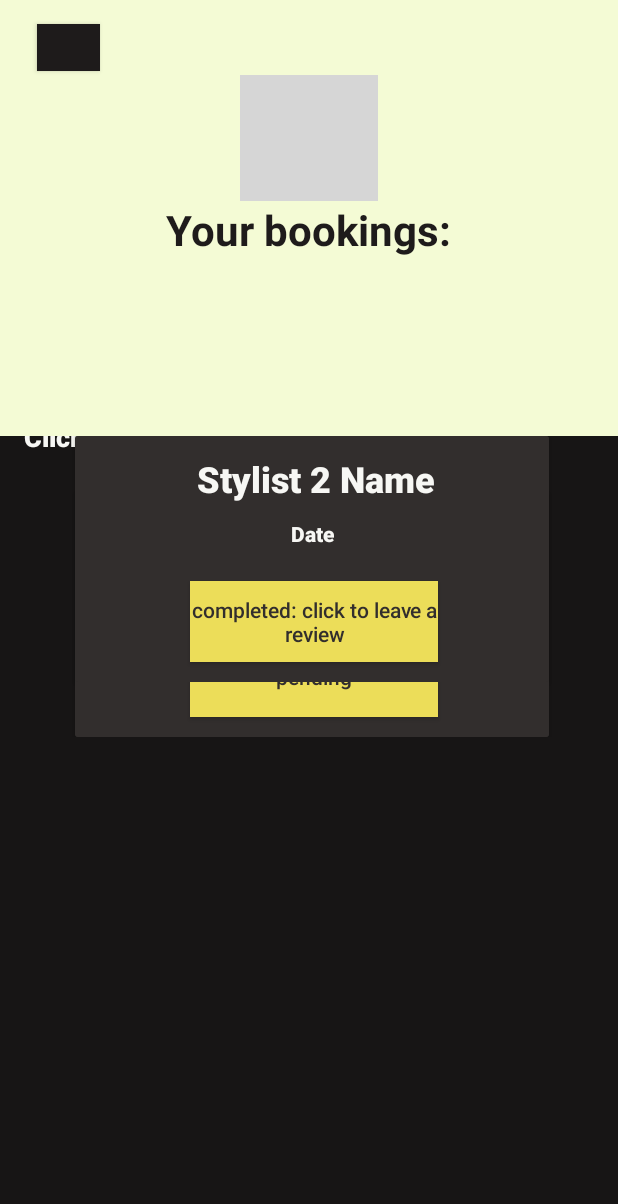
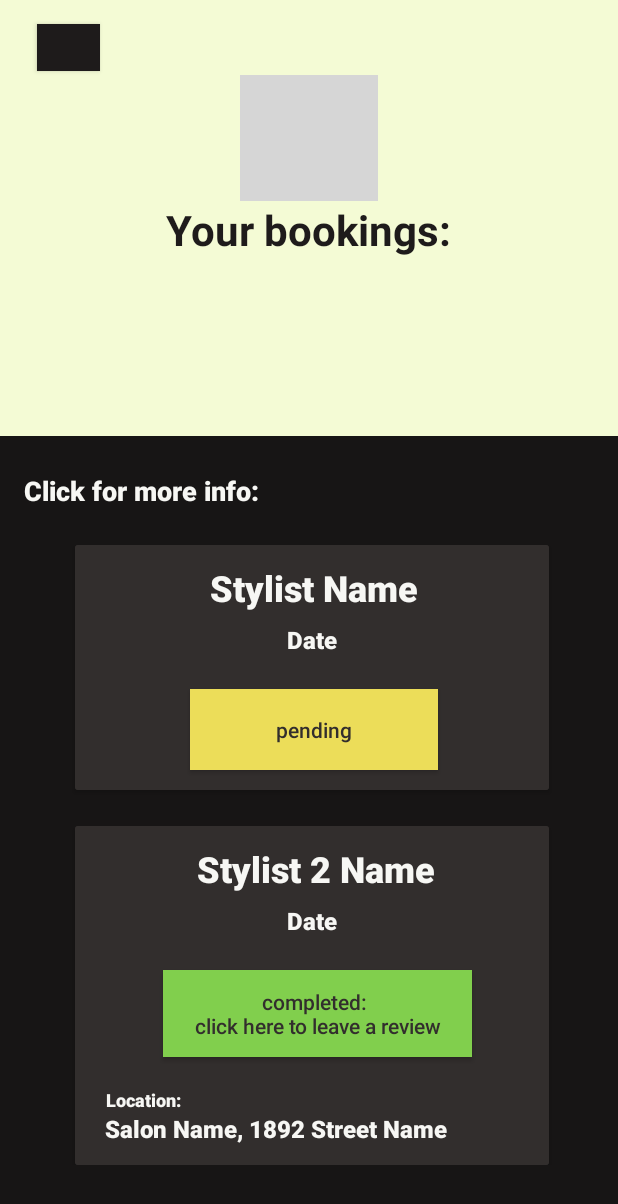
Before and after one commit to talithavanlith/SalonOn, an Android app: the layout activity_bookings.xml on its own in the app's theme, with its tools: preview values and no code run, on a phone screen of 412 x 824 dp. Shown: the top 1204 px of the screen. Run offline under Robolectric (Android 15) with nearby library versions, the phone set to English and light mode, and no system bars; grey boxes are pictures that could not be loaded.

Commit message:
Finished Bookings screen

```diff
--- a/app/src/main/res/layout/activity_bookings.xml
+++ b/app/src/main/res/layout/activity_bookings.xml
@@ -83,8 +83,7 @@
                 android:textSize="18sp"
                 android:visibility="visible"
                 app:fontFamily="sans-serif-black"
-                app:layout_constraintBottom_toTopOf="@+id/crdBooking2"
-                app:layout_constraintEnd_toStartOf="@+id/txtImagesOfWork2"
+                app:layout_constraintBottom_toTopOf="@+id/crdBooking1"
                 app:layout_constraintStart_toStartOf="parent"
                 app:layout_constraintTop_toTopOf="parent" />
 
@@ -134,14 +133,14 @@
                         android:layout_height="wrap_content"
                         android:layout_marginStart="107dp"
                         android:layout_marginLeft="107dp"
-                        android:layout_marginTop="3dp"
+                        android:layout_marginTop="0dp"
                         android:layout_marginEnd="114dp"
                         android:layout_marginRight="114dp"
                         android:layout_marginBottom="10dp"
                         android:background="#322E2D"
                         android:text="Date"
                         android:textColor="#f7f7f4"
-                        android:textSize="14sp"
+                        android:textSize="16sp"
                         app:fontFamily="sans-serif-black"
                         app:layout_constraintBottom_toTopOf="@+id/btnPending"
                         app:layout_constraintEnd_toEndOf="parent"
@@ -183,7 +182,8 @@
                 android:layout_marginRight="50dp"
                 app:cardBackgroundColor="#322E2D"
                 app:layout_constraintEnd_toEndOf="parent"
-                app:layout_constraintStart_toStartOf="parent">
+                app:layout_constraintStart_toStartOf="parent"
+                app:layout_constraintTop_toBottomOf="@+id/crdBooking1">
 
                 <androidx.constraintlayout.widget.ConstraintLayout
                     android:layout_width="match_parent"
@@ -217,14 +217,14 @@
                         android:layout_height="wrap_content"
                         android:layout_marginStart="107dp"
                         android:layout_marginLeft="107dp"
-                        android:layout_marginTop="3dp"
+                        android:layout_marginTop="0dp"
                         android:layout_marginEnd="114dp"
                         android:layout_marginRight="114dp"
                         android:layout_marginBottom="10dp"
                         android:background="#322E2D"
                         android:text="Date"
                         android:textColor="#f7f7f4"
-                        android:textSize="14sp"
+                        android:textSize="16sp"
                         app:fontFamily="sans-serif-black"
                         app:layout_constraintBottom_toTopOf="@+id/btnCompleted"
                         app:layout_constraintEnd_toEndOf="parent"
@@ -234,23 +234,60 @@
 
                     <Button
                         android:id="@+id/btnCompleted"
-                        android:layout_width="165dp"
-                        android:layout_height="54dp"
+                        android:layout_width="206dp"
+                        android:layout_height="58dp"
                         android:layout_marginStart="107dp"
                         android:layout_marginLeft="107dp"
                         android:layout_marginTop="12dp"
                         android:layout_marginEnd="114dp"
                         android:layout_marginRight="114dp"
-                        android:layout_marginBottom="13dp"
-                        android:background="#ECDD59"
-                        android:text="completed: click to leave a review"
+                        android:background="#81CF4D"
+                        android:text="completed: \nclick here to leave a review"
                         android:textAllCaps="false"
                         android:textColor="#322E2D"
-                        app:layout_constraintBottom_toBottomOf="parent"
+                        app:layout_constraintBottom_toTopOf="@+id/txtLocation"
                         app:layout_constraintEnd_toEndOf="parent"
                         app:layout_constraintHorizontal_bias="0.442"
                         app:layout_constraintStart_toStartOf="parent"
                         app:layout_constraintTop_toBottomOf="@+id/txtDate2" />
+
+                    <TextView
+                        android:id="@+id/txtLocation"
+                        android:layout_width="wrap_content"
+                        android:layout_height="wrap_content"
+                        android:layout_marginStart="24dp"
+                        android:layout_marginLeft="24dp"
+                        android:layout_marginTop="20dp"
+                        android:layout_marginEnd="249dp"
+                        android:layout_marginRight="249dp"
+                        android:background="#322E2D"
+                        android:text="Location:"
+                        android:textColor="#f7f7f4"
+                        android:textSize="12sp"
+                        app:fontFamily="sans-serif-black"
+                        app:layout_constraintBottom_toTopOf="@+id/txtAddress"
+                        app:layout_constraintEnd_toEndOf="parent"
+                        app:layout_constraintStart_toStartOf="parent"
+                        app:layout_constraintTop_toBottomOf="@+id/btnCompleted" />
+
+                    <TextView
+                        android:id="@+id/txtAddress"
+                        android:layout_width="wrap_content"
+                        android:layout_height="wrap_content"
+                        android:layout_marginStart="24dp"
+                        android:layout_marginLeft="24dp"
+                        android:layout_marginEnd="68dp"
+                        android:layout_marginRight="68dp"
+                        android:layout_marginBottom="13dp"
+                        android:background="#322E2D"
+                        android:text="Salon Name, 1892 Street Name "
+                        android:textColor="#f7f7f4"
+                        android:textSize="16sp"
+                        app:fontFamily="sans-serif-black"
+                        app:layout_constraintBottom_toBottomOf="parent"
+                        app:layout_constraintEnd_toEndOf="parent"
+                        app:layout_constraintStart_toStartOf="parent"
+                        app:layout_constraintTop_toBottomOf="@+id/txtLocation" />
                 </androidx.constraintlayout.widget.ConstraintLayout>
 
             </androidx.cardview.widget.CardView>
```
